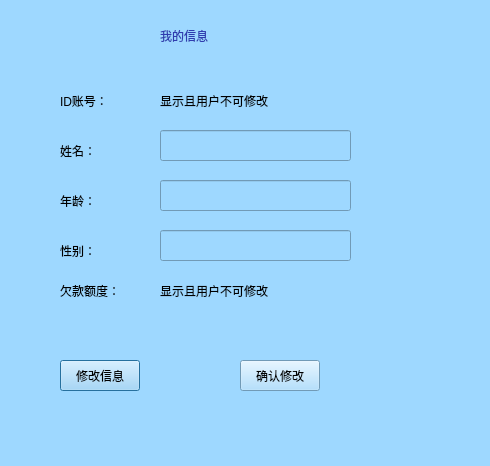
The window that Library-Management-System/myinformation.ui (JingzeWang/Library-Management-System) describes before a commit, drawn with Qt 5.
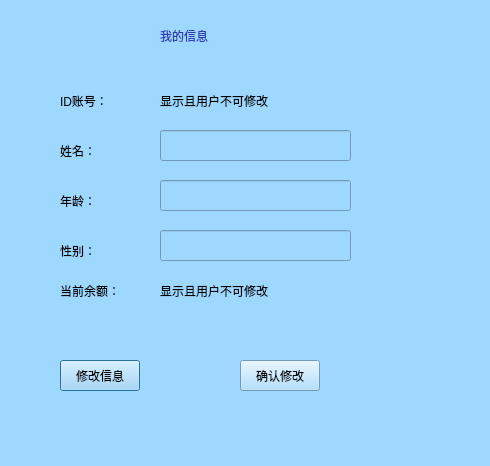
The same window after the commit.

Diff of the .ui file:
```diff
--- a/Library-Management-System/myinformation.ui
+++ b/Library-Management-System/myinformation.ui
@@ -125,7 +125,7 @@
     </rect>
    </property>
    <property name="text">
-    <string>欠款额度：</string>
+    <string>当前余额：</string>
    </property>
   </widget>
   <widget class="QLineEdit" name="lineEdit_2">
```
